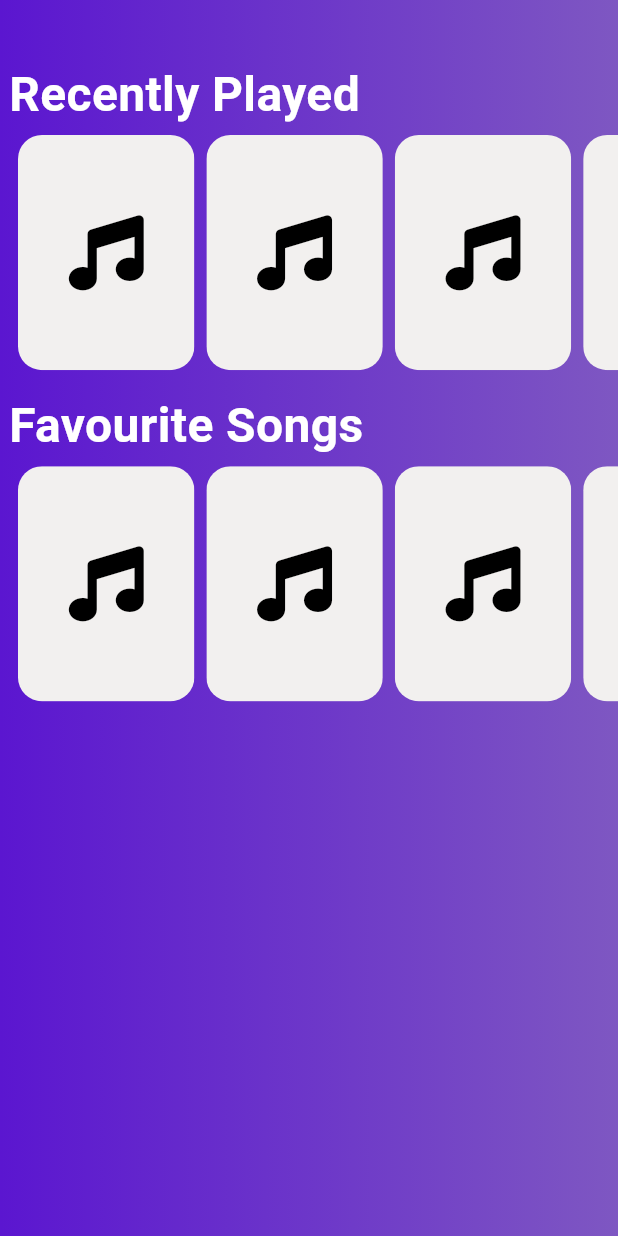
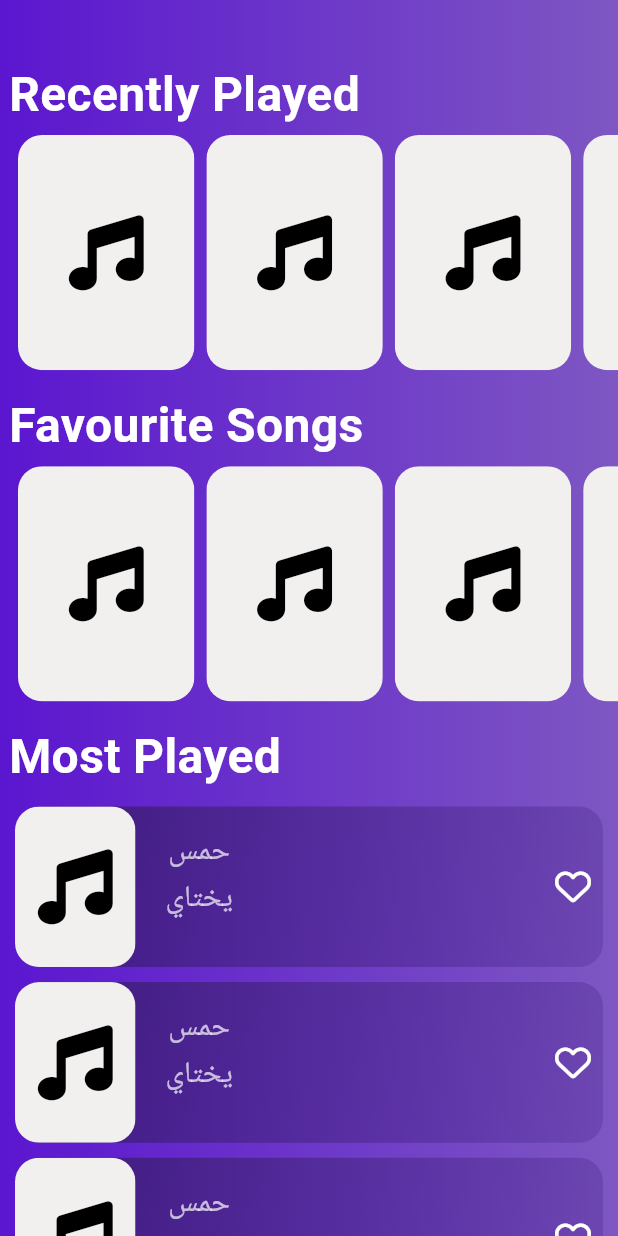
Before and after one commit to carnage67694325/GrooveBox, a Flutter app: the screen it shows after launch, on a phone screen of 412 x 824 dp. Run offline on Flutter 3.47's test engine with Material 3 defaults, Android fonts, the phone set to English and light mode, and no system bars; our stand-ins replace font_awesome_flutter, go_router, responsive_framework.

Commit message:
finished most played list

```diff
--- /dev/null
+++ b/devtools_options.yaml
@@ -0,0 +1,3 @@
+description: This file stores settings for Dart & Flutter DevTools.
+documentation: https://docs.flutter.dev/tools/devtools/extensions#configure-extension-enablement-states
+extensions:
--- /dev/null
+++ b/lib/core/model/music_model.dart
@@ -0,0 +1,9 @@
+class MusicModel {
+  final String title, artist, album, lentgh;
+
+  const MusicModel(
+      {required this.title,
+      required this.artist,
+      required this.album,
+      required this.lentgh});
+}
--- a/lib/core/utils/app_gradient.dart
+++ b/lib/core/utils/app_gradient.dart
@@ -11,10 +11,10 @@ class AppGradients {
     begin: Alignment.topLeft,
     end: Alignment.bottomRight,
   );
-  static const LinearGradient diagonalGradient = LinearGradient(
+  static LinearGradient diagonalGradient = LinearGradient(
     colors: [
-      AppColors.primary, // Purple
-      AppColors.accent, // Pink
+      AppColors.cardColor.withOpacity(0.5), // Adjust opacity value (0.0 - 1.0)
+      AppColors.primaryDark.withOpacity(0.2),
     ],
     begin: Alignment.topLeft,
     end: Alignment.bottomRight,
--- /dev/null
+++ b/lib/core/utils/widgets/music_list_tile.dart
@@ -0,0 +1,66 @@
+import 'package:flutter/material.dart';
+import 'package:font_awesome_flutter/font_awesome_flutter.dart';
+import 'package:groove_box/core/model/music_model.dart';
+import 'package:groove_box/core/utils/app_gradient.dart';
+import 'package:groove_box/core/utils/app_text_styles.dart';
+import 'package:groove_box/core/utils/widgets/music_card.dart';
+
+class MusicListTile extends StatelessWidget {
+  const MusicListTile({
+    super.key,
+    required this.musicModel,
+  });
+  final MusicModel musicModel;
+  @override
+  Widget build(BuildContext context) {
+    return Padding(
+      padding: const EdgeInsets.only(bottom: 10),
+      child: Container(
+        width: double.infinity,
+        decoration: BoxDecoration(
+            gradient: AppGradients.diagonalGradient,
+            borderRadius: BorderRadius.circular(16)),
+        child: SizedBox(
+          child: Column(
+            children: [
+              Row(
+                mainAxisAlignment: MainAxisAlignment.start,
+                children: [
+                  SizedBox(
+                      height: MediaQuery.sizeOf(context).height * .13,
+                      child: MusicCard(onTap: () {})),
+                  const SizedBox(
+                    width: 20,
+                  ),
+                  Padding(
+                    padding: const EdgeInsets.only(bottom: 15),
+                    child: Column(
+                      children: [
+                        Text(
+                          musicModel.title,
+                          style: AppTextStyles.subHeading,
+                        ),
+                        const SizedBox(
+                          height: 2,
+                        ),
+                        Text(
+                          musicModel.artist,
+                          style: AppTextStyles.subHeading,
+                        ),
+                      ],
+                    ),
+                  ),
+                  const Spacer(),
+                  const Icon(FontAwesomeIcons.heart),
+                  SizedBox(
+                    width: 8,
+                  )
+                ],
+              ),
+            ],
+          ),
+        ),
+      ),
+    );
+  }
+}
--- a/lib/features/home/presentation/view/widgets/home_view_body.dart
+++ b/lib/features/home/presentation/view/widgets/home_view_body.dart
@@ -3,6 +3,7 @@ import 'package:groove_box/core/utils/app_gradient.dart';
 import 'package:groove_box/core/utils/app_text_styles.dart';
 import 'package:groove_box/core/utils/widgets/music_card.dart';
 import 'package:groove_box/features/home/presentation/view/widgets/favourite_section.dart';
+import 'package:groove_box/features/home/presentation/view/widgets/most_played.dart';
 import 'package:groove_box/features/home/presentation/view/widgets/recently_played_list.dart';
 import 'package:groove_box/features/home/presentation/view/widgets/recently_played_widgets.dart';
 
@@ -27,7 +28,27 @@ class HomeViewBody extends StatelessWidget {
               height: 10,
             ),
           ),
-          FavouriteSection()
+          FavouriteSection(),
+          SliverToBoxAdapter(
+              child: SizedBox(
+            height: 10,
+          )),
+          SliverToBoxAdapter(
+            child: Padding(
+              padding: EdgeInsets.only(left: 6),
+              child: Text(
+                'Most Played',
+                style: AppTextStyles.heading,
+              ),
+            ),
+          ),
+          SliverToBoxAdapter(
+              child: SizedBox(
+            height: 10,
+          )),
+          SliverPadding(
+              padding: EdgeInsets.symmetric(horizontal: 10),
+              sliver: MostPlayed())
         ],
       ),
     );
--- /dev/null
+++ b/lib/features/home/presentation/view/widgets/most_played.dart
@@ -0,0 +1,20 @@
+import 'package:flutter/material.dart';
+import 'package:groove_box/core/model/music_model.dart';
+import 'package:groove_box/core/utils/widgets/music_card.dart';
+import 'package:groove_box/core/utils/widgets/music_list_tile.dart';
+
+class MostPlayed extends StatelessWidget {
+  const MostPlayed({super.key});
+
+  @override
+  Widget build(BuildContext context) {
+    return SliverList.builder(
+      itemCount: 10,
+      itemBuilder: (context, index) {
+        return const MusicListTile(
+            musicModel: MusicModel(
+                title: 'حمس', artist: "يختاي", album: 'احا', lentgh: ''));
+      },
+    );
+  }
+}
```
